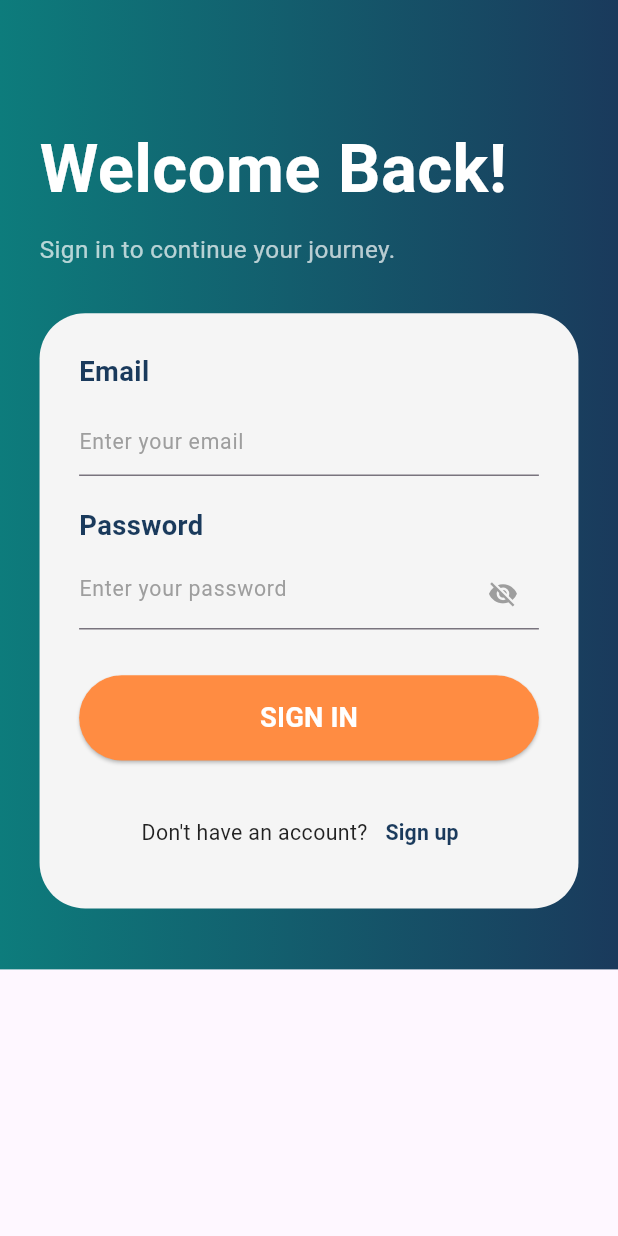
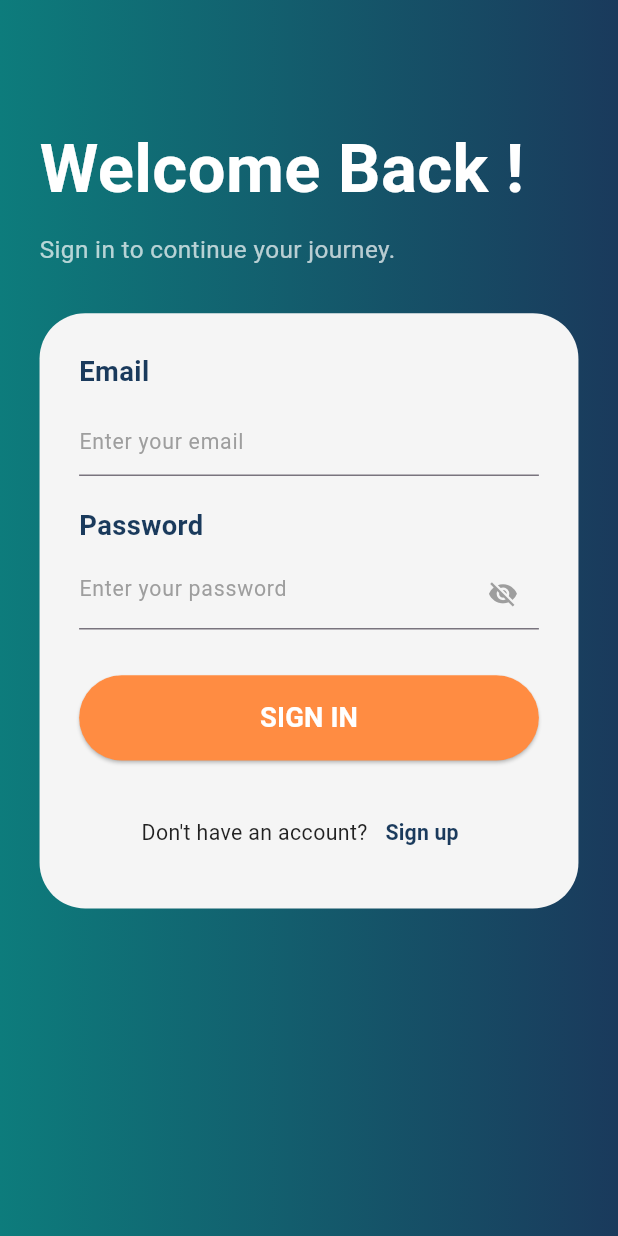
Before and after one commit to sasnithemn-coder/wovell_app, a Flutter app: the screen it shows after launch, on a phone screen of 412 x 824 dp. Run offline on Flutter 3.47's test engine with Material 3 defaults, Android fonts, the light colour scheme and no system bars; our stand-ins replace flutter_screenutil, just_audio, shared_preferences; missing offline and left inert: record.

Commit message:
Fixed padding in Sign in page

```diff
--- a/frontend/lib/signin.dart
+++ b/frontend/lib/signin.dart
@@ -70,6 +70,8 @@ class _SignInScreenState extends State<SignInScreen> {
     return Scaffold(
       resizeToAvoidBottomInset: true,
       body: Container(
+        width: double.infinity,
+        height: double.infinity, // 🩵 ensures full gradient coverage
         decoration: const BoxDecoration(
           gradient: LinearGradient(
             begin: Alignment.centerLeft,
@@ -80,13 +82,20 @@ class _SignInScreenState extends State<SignInScreen> {
         child: SafeArea(
           child: SingleChildScrollView(
             controller: _scrollController,
+            physics: const BouncingScrollPhysics(),
+            child: ConstrainedBox(
+              constraints: BoxConstraints(
+                minHeight: MediaQuery.of(context).size.height, // 🩵 fixes gap
+              ),
+              child: IntrinsicHeight(
+                child: Padding(
                   padding: EdgeInsets.symmetric(horizontal: 24.w, vertical: 20.h),
                   child: Column(
                     crossAxisAlignment: CrossAxisAlignment.start,
                     children: [
                       SizedBox(height: 60.h),
                       Text(
-                  'Welcome Back!',
+                        'Welcome Back !',
                         style: TextStyle(
                           fontSize: 44.sp,
                           fontWeight: FontWeight.bold,
@@ -182,6 +191,9 @@ class _SignInScreenState extends State<SignInScreen> {
                 ),
               ),
             ),
+          ),
+        ),
+      ),
     );
   }
 
```
Lines whose indentation alone changed are shown as unchanged.
